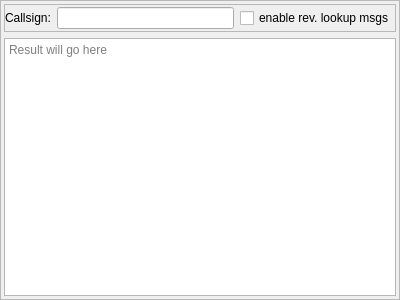
This is src/blackgui/components/modelmatcherlogcomponent.ui in swift-project/pilotclient as Qt 5 draws it before an edit. The edited form follows.
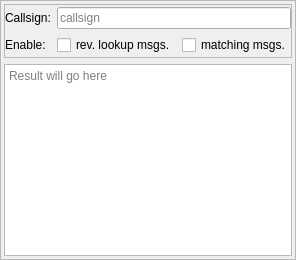
This is the edited form.

Commit message: refs #786, adjust matcher log to also support matching messages

```diff
--- a/src/blackgui/components/modelmatcherlogcomponent.ui
+++ b/src/blackgui/components/modelmatcherlogcomponent.ui
@@ -6,8 +6,8 @@
    <rect>
     <x>0</x>
     <y>0</y>
-    <width>400</width>
-    <height>300</height>
+    <width>276</width>
+    <height>260</height>
    </rect>
   </property>
   <property name="windowTitle">
@@ -53,9 +53,6 @@
       <property name="bottomMargin">
        <number>2</number>
       </property>
-      <item row="0" column="1">
-       <widget class="QLineEdit" name="le_Callsign"/>
-      </item>
       <item row="0" column="0">
        <widget class="QLabel" name="lbl_Callsign">
         <property name="text">
@@ -63,13 +60,37 @@
         </property>
        </widget>
       </item>
-      <item row="0" column="2">
+      <item row="1" column="1">
        <widget class="QCheckBox" name="cb_LogReverseLookup">
         <property name="toolTip">
          <string>enable logging of reverse lookup messages</string>
         </property>
         <property name="text">
-         <string>enable rev. lookup msgs</string>
+         <string>rev. lookup msgs.</string>
+        </property>
+       </widget>
+      </item>
+      <item row="1" column="0">
+       <widget class="QLabel" name="lbl_Enable">
+        <property name="text">
+         <string>Enable:</string>
+        </property>
+       </widget>
+      </item>
+      <item row="0" column="1" colspan="2">
+       <widget class="QLineEdit" name="le_Callsign">
+        <property name="placeholderText">
+         <string>callsign</string>
+        </property>
+       </widget>
+      </item>
+      <item row="1" column="2">
+       <widget class="QCheckBox" name="cb_LogMatchingMessages">
+        <property name="toolTip">
+         <string>enable matching messages</string>
+        </property>
+        <property name="text">
+         <string>matching msgs.</string>
         </property>
        </widget>
       </item>
```
The commit also changes 2 other files.
